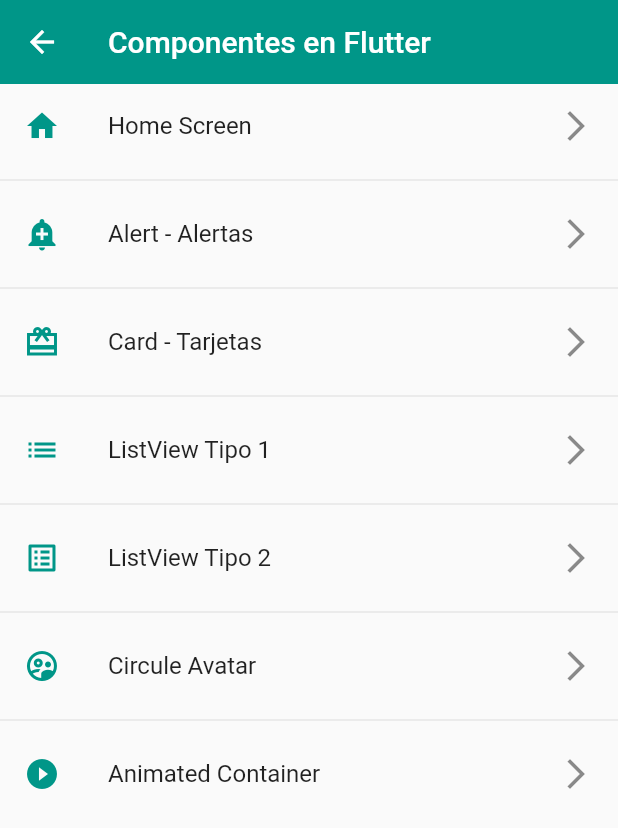
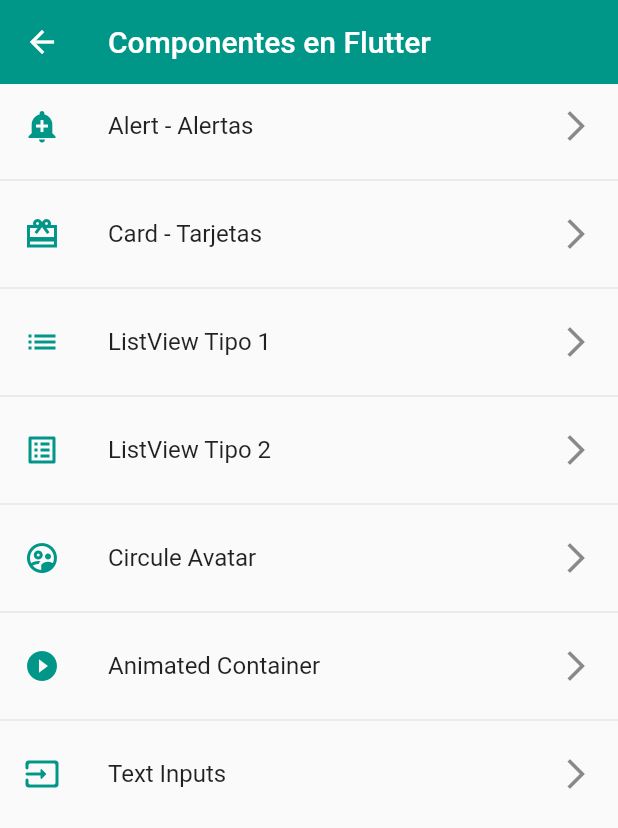
Before and after one commit to VictorAlas92/fl_component, a Flutter app: the screen it shows after launch, on a phone screen of 412 x 824 dp. Shown: the top 828 px of the screen. Run offline on Flutter 3.47's test engine with Material 2 defaults, Android fonts, the phone set to English and light mode, and no system bars.

Commit message:
87 TextFormField _ se agrega un nuevo tab para practicar formularios primer vistazo a text form field

```diff
--- a/lib/ui/screens/router/app_routes.dart
+++ b/lib/ui/screens/router/app_routes.dart
@@ -6,11 +6,6 @@ class AppRoutes {
   static const initialRoute = '/home';
 
   static final menuOptions = <MenuOption>[
-    MenuOption(
-        route: '/home',
-        name: 'Home Screen',
-        screen: const HomeScreen(),
-        icon: Icons.home),
     MenuOption(
         route: '/alert',
         name: 'Alert - Alertas',
@@ -43,10 +38,19 @@ class AppRoutes {
       screen: const AnimatedScreen(),
       icon: Icons.play_circle_fill_outlined,
     ),
+    MenuOption(
+      route: '/inputs',
+      name: 'Text Inputs',
+      screen: const InputsScreen(),
+      icon: Icons.input_rounded,
+    ),
   ];
 
   static Map<String, Widget Function(BuildContext)> getAppRoutes() {
     Map<String, Widget Function(BuildContext)> appRoutes = {};
+
+    appRoutes.addAll({'/home': (context) => const HomeScreen()});
+
     for (final option in menuOptions) {
       appRoutes.addAll({option.route: (context) => option.screen});
     }
--- a/lib/ui/screens/router/screens.dart
+++ b/lib/ui/screens/router/screens.dart
@@ -5,3 +5,4 @@ export 'package:fl_components/ui/screens/card_screen.dart';
 export 'package:fl_components/ui/screens/home_screen.dart';
 export 'package:fl_components/ui/screens/listview1_screen.dart';
 export 'package:fl_components/ui/screens/listview2_screen.dart';
+export 'package:fl_components/ui/screens/inputs_screen.dart';
```
Also changed, not shown: lib/ui/screens/inputs_screen.dart (added, +32 -0 lines).
